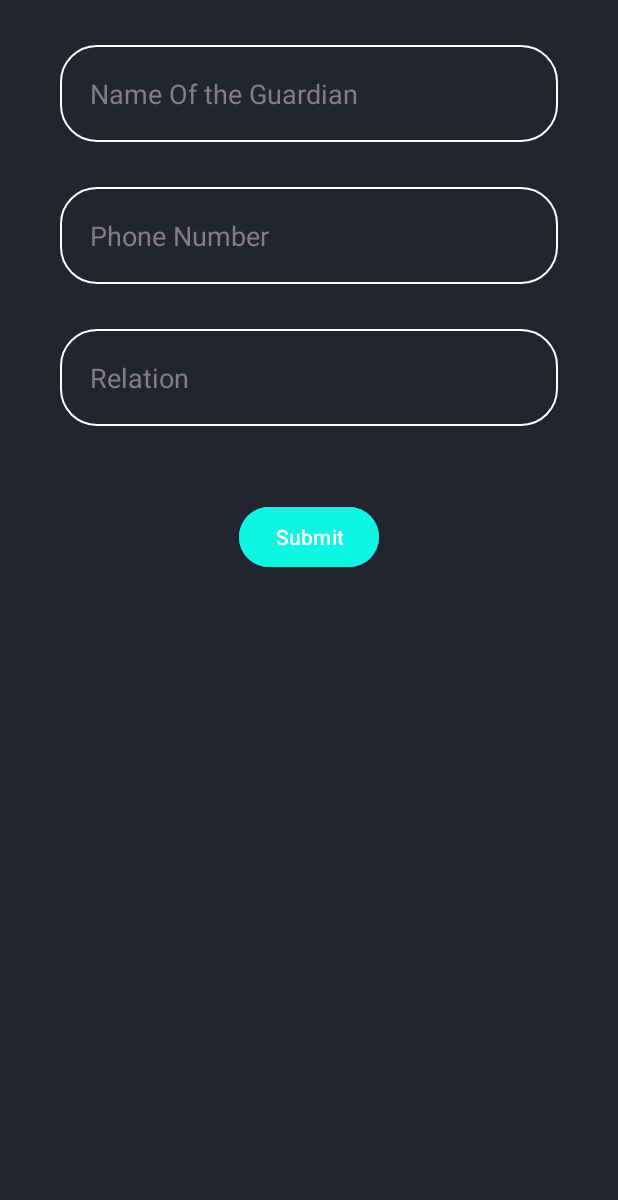
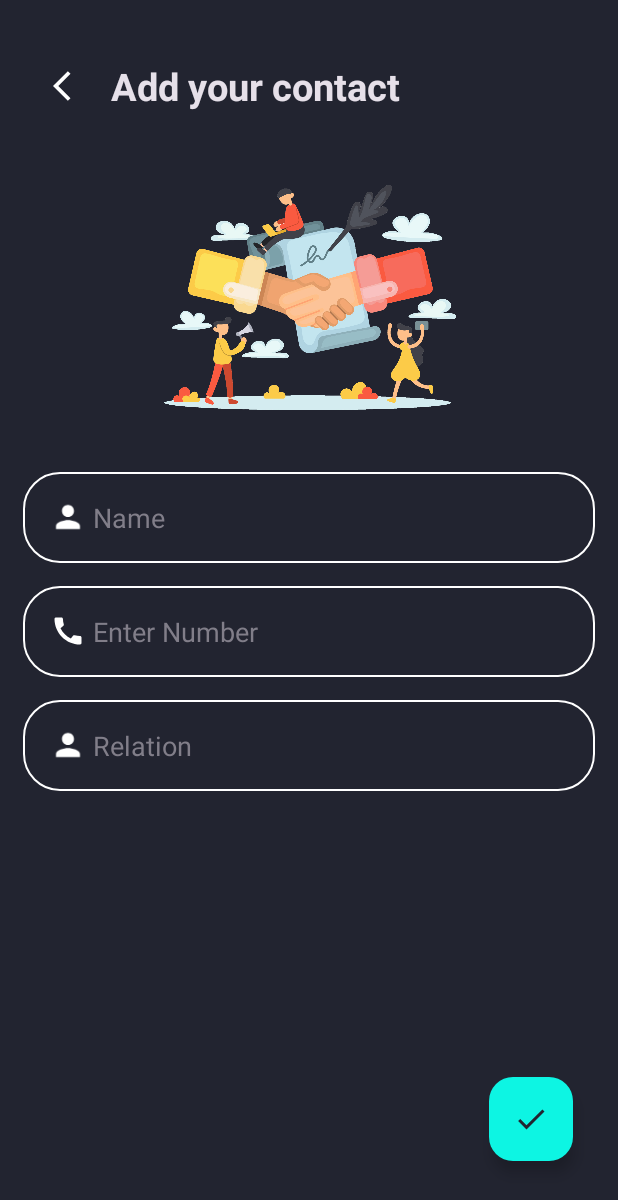
Before and after one commit to JerMayNel/Safety-App, an Android app: the AddContacts screen opened directly, with no data from a screen before it, on a phone screen of 412 x 824 dp. Shown: the top 1200 px of the screen. Run offline under Robolectric (Android 15) with nearby library versions, the phone set to English and light mode, and no system bars; our stand-ins replace Room's generated code.

Commit message:
Contacts Row Redesign
Contacts has now a visually appealing add contact and lists.

```diff
--- a/app/build.gradle.kts
+++ b/app/build.gradle.kts
@@ -56,6 +56,7 @@ dependencies {
     implementation(libs.firebase.database.ktx)
     implementation(libs.firebase.firestore.ktx)
     implementation(libs.play.services.location)
+    implementation(libs.androidx.room.common)
     testImplementation(libs.junit)
     androidTestImplementation(libs.androidx.junit)
     androidTestImplementation(libs.androidx.espresso.core)
--- a/app/src/main/java/com/example/safetyapp/database/add/AddContacts.kt
+++ b/app/src/main/java/com/example/safetyapp/database/add/AddContacts.kt
@@ -2,9 +2,11 @@ package com.example.safetyapp.database.add
 
 import android.os.Bundle
 import android.text.TextUtils
+import android.widget.ImageButton
 import android.widget.Toast
 import androidx.appcompat.app.AppCompatActivity
 import androidx.lifecycle.ViewModelProvider
+import com.example.safetyapp.R
 import com.example.safetyapp.data.Contacts
 import com.example.safetyapp.data.ContactsViewModel
 import com.example.safetyapp.databinding.AddingContactsBinding
@@ -23,6 +25,8 @@ class AddContacts : AppCompatActivity(){
         binding.addingContactsSubmit.setOnClickListener{
             insertDataToDatabase()
         }
+
+        setBackButtonClickListener()
     }
 
     private fun insertDataToDatabase() {
@@ -43,4 +47,12 @@ class AddContacts : AppCompatActivity(){
     private fun inputCheck(name: String, number: String, relation: String): Boolean {
         return !(TextUtils.isEmpty(name) && TextUtils.isEmpty(number) && TextUtils.isEmpty(relation))
     }
+
+    private fun setBackButtonClickListener() {
+        val BackButton = findViewById<ImageButton>(R.id.back_button)
+        BackButton.setOnClickListener {
+            onBackPressed()
+        }
+    }
+
 }
--- a/app/src/main/res/layout/adding_contacts.xml
+++ b/app/src/main/res/layout/adding_contacts.xml
@@ -1,61 +1,109 @@
 <?xml version="1.0" encoding="utf-8"?>
-<androidx.constraintlayout.widget.ConstraintLayout xmlns:android="http://schemas.android.com/apk/res/android"
+<RelativeLayout xmlns:android="http://schemas.android.com/apk/res/android"
     xmlns:app="http://schemas.android.com/apk/res-auto"
     xmlns:tools="http://schemas.android.com/tools"
+    android:id="@+id/main"
     android:layout_width="match_parent"
     android:layout_height="match_parent"
-    android:background="@color/backgroundcolor"
+    android:background="@drawable/background"
     tools:context=".database.add.AddContacts">
+
+    <LinearLayout
+        android:layout_width="match_parent"
+        android:layout_height="wrap_content"
+        android:orientation="vertical"
+        android:layout_marginTop="30dp">
+
+        <LinearLayout
+            android:layout_width="match_parent"
+            android:layout_height="wrap_content"
+            android:orientation="horizontal">
+
+            <ImageButton
+                android:id="@+id/back_button"
+                android:layout_width="54dp"
+                android:layout_height="54dp"
+                android:layout_gravity="start"
+                android:layout_marginLeft="20dp"
+                android:layout_marginTop="5dp"
+                android:background="@android:color/transparent"
+                app:srcCompat="@drawable/baseline_arrow_back_ios_24" />\
+
+            <TextView
+                android:id="@+id/addcontactext"
+                android:layout_width="wrap_content"
+                android:layout_height="wrap_content"
+                android:layout_marginTop="10dp"
+                android:fontFamily="sans-serif"
+                android:text="Add your contact"
+                android:textAppearance="@style/TextAppearance.AppCompat.Large"
+                android:textSize="25sp"
+                android:textStyle="bold" />
+
+        </LinearLayout>
+
+        <ImageView
+            android:layout_width="200dp"
+            android:layout_height="200dp"
+            android:layout_gravity="center"
+            android:src="@drawable/add_contact_icon"/>
 
         <EditText
             android:id="@+id/adding_contacts_name"
             android:layout_width="match_parent"
             android:layout_height="wrap_content"
-        android:layout_marginTop="30dp"
-        android:layout_marginLeft="40dp"
-        android:layout_marginRight="40dp"
+            android:layout_marginHorizontal="15dp"
+            android:layout_marginTop="25dp"
+            android:background="@drawable/rounded_corner"
+            android:drawableStart="@drawable/profile_icon"
+            android:hint=" Name"
+            android:inputType="text"
+            android:padding="18dp"
             android:textColor="@color/white"
-        android:hint="Name Of the Guardian"
-        android:textColorHint="@color/gray"
-        android:padding="20dp"
-        android:background="@drawable/rounded_corner"
-        app:layout_constraintTop_toTopOf="parent" />
+            android:textColorHint="@color/gray" />
+
         <EditText
             android:id="@+id/adding_contacts_phone"
+            android:layout_marginHorizontal="15dp"
             android:layout_width="match_parent"
             android:layout_height="wrap_content"
-        android:layout_marginTop="30dp"
-        android:layout_marginLeft="40dp"
-        android:layout_marginRight="40dp"
+            android:layout_marginTop="15dp"
+            android:hint=" Enter Number"
+            android:textColorHint="@color/gray"
             android:textColor="@color/white"
-        android:hint="Phone Number"
-        android:textColorHint="@color/gray"
-        android:padding="20dp"
+            android:inputType="number"
             android:background="@drawable/rounded_corner"
-        app:layout_constraintTop_toBottomOf="@id/adding_contacts_name" />
+            android:padding="18dp"
+            android:drawableStart="@drawable/baseline_call_24" />
+
         <EditText
             android:id="@+id/adding_contacts_relation"
+            android:layout_marginHorizontal="15dp"
             android:layout_width="match_parent"
             android:layout_height="wrap_content"
-        android:layout_marginTop="30dp"
-        android:layout_marginLeft="40dp"
+            android:layout_marginTop="15dp"
+            android:hint=" Relation"
+            android:textColorHint="@color/gray"
             android:textColor="@color/white"
-        android:layout_marginRight="40dp"
-        android:hint="Relation"
-        android:textColorHint="@color/gray"
-        android:padding="20dp"
+            android:inputType="text"
             android:background="@drawable/rounded_corner"
-        app:layout_constraintTop_toBottomOf="@id/adding_contacts_phone" />
+            android:padding="18dp"
+            android:drawableStart="@drawable/profile_icon" />
 
-    <Button
+    </LinearLayout>
+
+    <com.google.android.material.floatingactionbutton.FloatingActionButton
         android:id="@+id/adding_contacts_submit"
         android:layout_width="wrap_content"
         android:layout_height="wrap_content"
+        android:layout_alignParentEnd="true"
+        android:layout_alignParentBottom="true"
+        android:layout_marginEnd="30dp"
+        android:layout_marginBottom="50dp"
         android:backgroundTint="@color/cyan"
-        android:text="Submit"
-        app:layout_constraintTop_toBottomOf="@+id/adding_contacts_relation"
-        app:layout_constraintLeft_toLeftOf="parent"
-        app:layout_constraintRight_toRightOf="parent"
-        android:layout_marginTop="50dp"/>
+        android:clickable="true"
+        android:elevation="10dp"
+        android:src="@drawable/check_icon"
+        app:tint="@color/backgroundcolor" />
 
-</androidx.constraintlayout.widget.ConstraintLayout>
+</RelativeLayout>
--- a/gradle/libs.versions.toml
+++ b/gradle/libs.versions.toml
@@ -14,6 +14,7 @@ firebaseAuth = "22.3.1"
 firebaseDatabaseKtx = "20.3.1"
 firebaseFirestoreKtx = "24.11.0"
 playServicesLocation = "21.2.0"
+roomCommon = "2.6.1"
 
 [libraries]
 androidx-core-ktx = { group = "androidx.core", name = "core-ktx", version.ref = "coreKtx" }
@@ -29,6 +30,7 @@ firebase-auth = { group = "com.google.firebase", name = "firebase-auth", version
 firebase-database-ktx = { group = "com.google.firebase", name = "firebase-database-ktx", version.ref = "firebaseDatabaseKtx" }
 firebase-firestore-ktx = { group = "com.google.firebase", name = "firebase-firestore-ktx", version.ref = "firebaseFirestoreKtx" }
 play-services-location = { group = "com.google.android.gms", name = "play-services-location", version.ref = "playServicesLocation" }
+androidx-room-common = { group = "androidx.room", name = "room-common", version.ref = "roomCommon" }
 
 [plugins]
 androidApplication = { id = "com.android.application", version.ref = "agp" }
```
Also changed, not shown: app/src/main/java/com/example/safetyapp/MainScreen.kt (+0 -8 lines), app/src/main/res/layout/custom_row.xml (+42 -38 lines), app/src/main/res/layout/fragment_contacts.xml (+20 -4 lines), app/src/main/res/drawable/add_contact_icon.png (added). Lines whose indentation alone changed are shown as unchanged.
